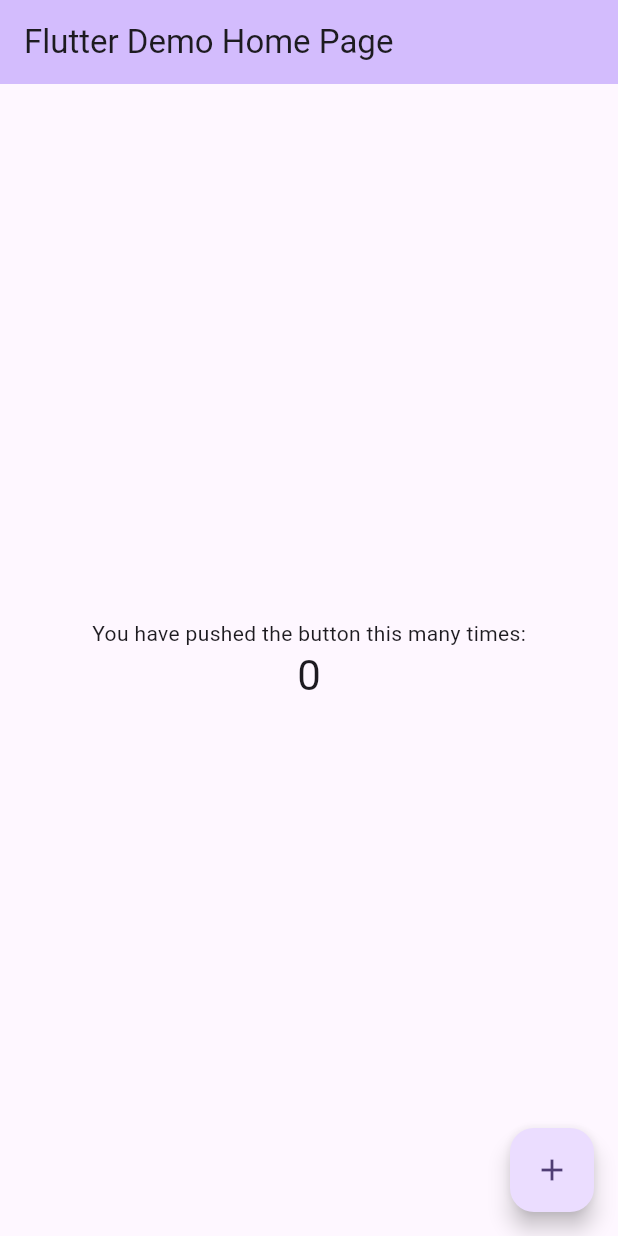
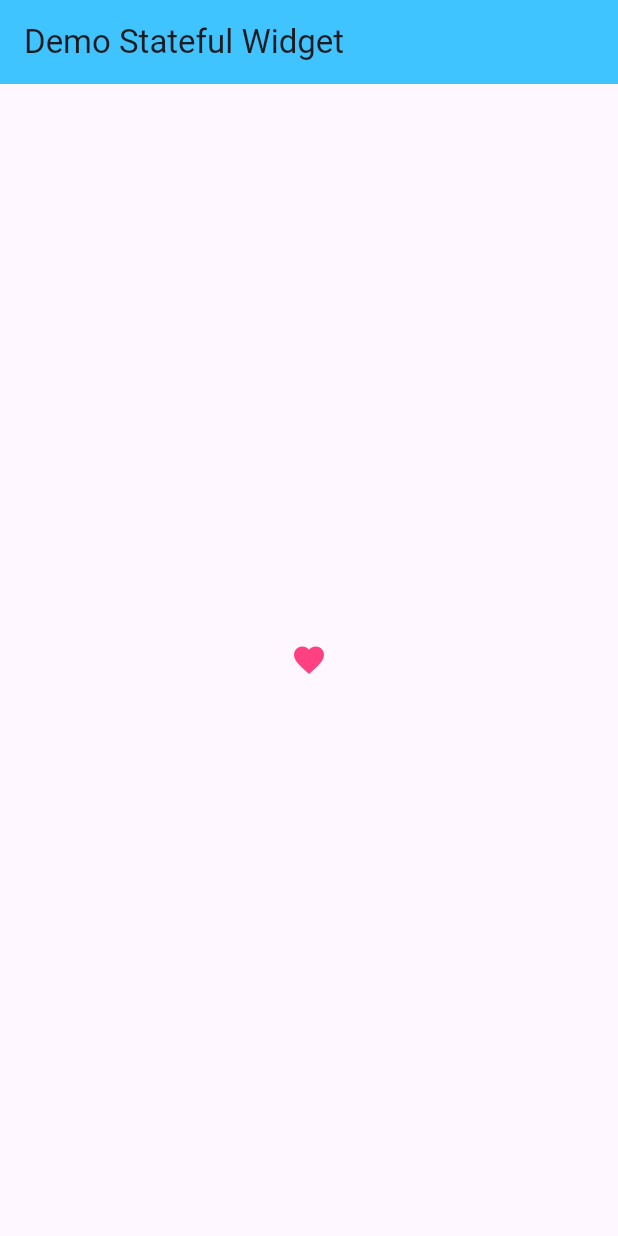
Before and after one commit to duaxuan/Hoc_Flutter, a Flutter app: the screen it shows after launch, on a phone screen of 412 x 824 dp. Run offline on Flutter 3.47's test engine with Material 3 defaults, Android fonts, the phone set to English and light mode, and no system bars.

Commit message:
Update state full and less

```diff
--- /dev/null
+++ b/lib/SatefullWidget/FavoriteButton.dart
@@ -0,0 +1,36 @@
+import 'package:flutter/material.dart';
+
+class FavoriteButton extends StatefulWidget {
+  const FavoriteButton({Key? key, required this.isFavorite}) : super(key: key);
+
+  final bool isFavorite;
+
+  @override
+  State<FavoriteButton> createState() => FavoriteButtonState();
+}
+
+class FavoriteButtonState extends State<FavoriteButton> {
+  var isFavorite = false;
+
+  @override
+  void initState() {
+    super.initState();
+    isFavorite = widget.isFavorite;
+  }
+
+  @override
+  Widget build(BuildContext context) {
+    return IconButton(
+        onPressed: () {
+          setState(() {
+            isFavorite = !isFavorite;
+          });
+        },
+        icon: isFavorite
+            ? const Icon(
+                Icons.favorite,
+                color: Colors.pinkAccent,
+              )
+            : const Icon(Icons.favorite_border));
+  }
+}
--- /dev/null
+++ b/lib/SatefullWidget/Stateful.dart
@@ -0,0 +1,19 @@
+import 'package:flutter/material.dart';
+import 'package:hoc_flutter/SatefullWidget/FavoriteButton.dart';
+
+class Stateful extends StatelessWidget {
+  const Stateful({Key? key}) : super(key: key);
+
+  @override
+  Widget build(BuildContext context) {
+    return Scaffold(
+      appBar: AppBar(
+        backgroundColor: Colors.lightBlueAccent,
+        title: const Text('Demo Stateful Widget'),
+      ),
+      body: const Center(
+        child: FavoriteButton(isFavorite: true),
+      ),
+    );
+  }
+}
--- a/lib/main.dart
+++ b/lib/main.dart
@@ -1,125 +1,21 @@
 import 'package:flutter/material.dart';
+import 'package:hoc_flutter/SatefullWidget/Stateful.dart';
+import 'package:hoc_flutter/StatelessWidget/Stateless.dart';
 
 void main() {
   runApp(const MyApp());
 }
 
-class MyApp extends StatelessWidget {
+class MyApp extends StatelessWidget{
   const MyApp({super.key});
 
-  // This widget is the root of your application.
   @override
   Widget build(BuildContext context) {
     return MaterialApp(
-      title: 'Flutter Demo',
-      theme: ThemeData(
-        // This is the theme of your application.
-        //
-        // TRY THIS: Try running your application with "flutter run". You'll see
-        // the application has a purple toolbar. Then, without quitting the app,
-        // try changing the seedColor in the colorScheme below to Colors.green
-        // and then invoke "hot reload" (save your changes or press the "hot
-        // reload" button in a Flutter-supported IDE, or press "r" if you used
-        // the command line to start the app).
-        //
-        // Notice that the counter didn't reset back to zero; the application
-        // state is not lost during the reload. To reset the state, use hot
-        // restart instead.
-        //
-        // This works for code too, not just values: Most code changes can be
-        // tested with just a hot reload.
-        colorScheme: ColorScheme.fromSeed(seedColor: Colors.deepPurple),
-        useMaterial3: true,
-      ),
-      home: const MyHomePage(title: 'Flutter Demo Home Page'),
+      title: "Flutter Demo",
+      // home: Stateless(),
+      home: Stateful(),
+      debugShowCheckedModeBanner: false,
     );
   }
 }
-
-class MyHomePage extends StatefulWidget {
-  const MyHomePage({super.key, required this.title});
-
-  // This widget is the home page of your application. It is stateful, meaning
-  // that it has a State object (defined below) that contains fields that affect
-  // how it looks.
-
-  // This class is the configuration for the state. It holds the values (in this
-  // case the title) provided by the parent (in this case the App widget) and
-  // used by the build method of the State. Fields in a Widget subclass are
-  // always marked "final".
-
-  final String title;
-
-  @override
-  State<MyHomePage> createState() => _MyHomePageState();
-}
-
-class _MyHomePageState extends State<MyHomePage> {
-  int _counter = 0;
-
-  void _incrementCounter() {
-    setState(() {
-      // This call to setState tells the Flutter framework that something has
-      // changed in this State, which causes it to rerun the build method below
-      // so that the display can reflect the updated values. If we changed
-      // _counter without calling setState(), then the build method would not be
-      // called again, and so nothing would appear to happen.
-      _counter++;
-    });
-  }
-
-  @override
-  Widget build(BuildContext context) {
-    // This method is rerun every time setState is called, for instance as done
-    // by the _incrementCounter method above.
-    //
-    // The Flutter framework has been optimized to make rerunning build methods
-    // fast, so that you can just rebuild anything that needs updating rather
-    // than having to individually change instances of widgets.
-    return Scaffold(
-      appBar: AppBar(
-        // TRY THIS: Try changing the color here to a specific color (to
-        // Colors.amber, perhaps?) and trigger a hot reload to see the AppBar
-        // change color while the other colors stay the same.
-        backgroundColor: Theme.of(context).colorScheme.inversePrimary,
-        // Here we take the value from the MyHomePage object that was created by
-        // the App.build method, and use it to set our appbar title.
-        title: Text(widget.title),
-      ),
-      body: Center(
-        // Center is a layout widget. It takes a single child and positions it
-        // in the middle of the parent.
-        child: Column(
-          // Column is also a layout widget. It takes a list of children and
-          // arranges them vertically. By default, it sizes itself to fit its
-          // children horizontally, and tries to be as tall as its parent.
-          //
-          // Column has various properties to control how it sizes itself and
-          // how it positions its children. Here we use mainAxisAlignment to
-          // center the children vertically; the main axis here is the vertical
-          // axis because Columns are vertical (the cross axis would be
-          // horizontal).
-          //
-          // TRY THIS: Invoke "debug painting" (choose the "Toggle Debug Paint"
-          // action in the IDE, or press "p" in the console), to see the
-          // wireframe for each widget.
-          mainAxisAlignment: MainAxisAlignment.center,
-          children: <Widget>[
-            const Text(
-              'You have pushed the button this many times:',
-            ),
-            Text(
-              '$_counter',
-              style: Theme.of(context).textTheme.headlineMedium,
-            ),
-          ],
-        ),
-      ),
-      floatingActionButton: FloatingActionButton(
-        onPressed: _incrementCounter,
-        tooltip: 'Increment',
-        child: const Icon(Icons.add),
-      ), // This trailing comma makes auto-formatting nicer for build methods.
-    );
-  }
-}
```
Also changed, not shown: lib/StatelessWidget/FavoriteButton.dart (added, +21 -0 lines), lib/StatelessWidget/Stateless.dart (added, +19 -0 lines).
